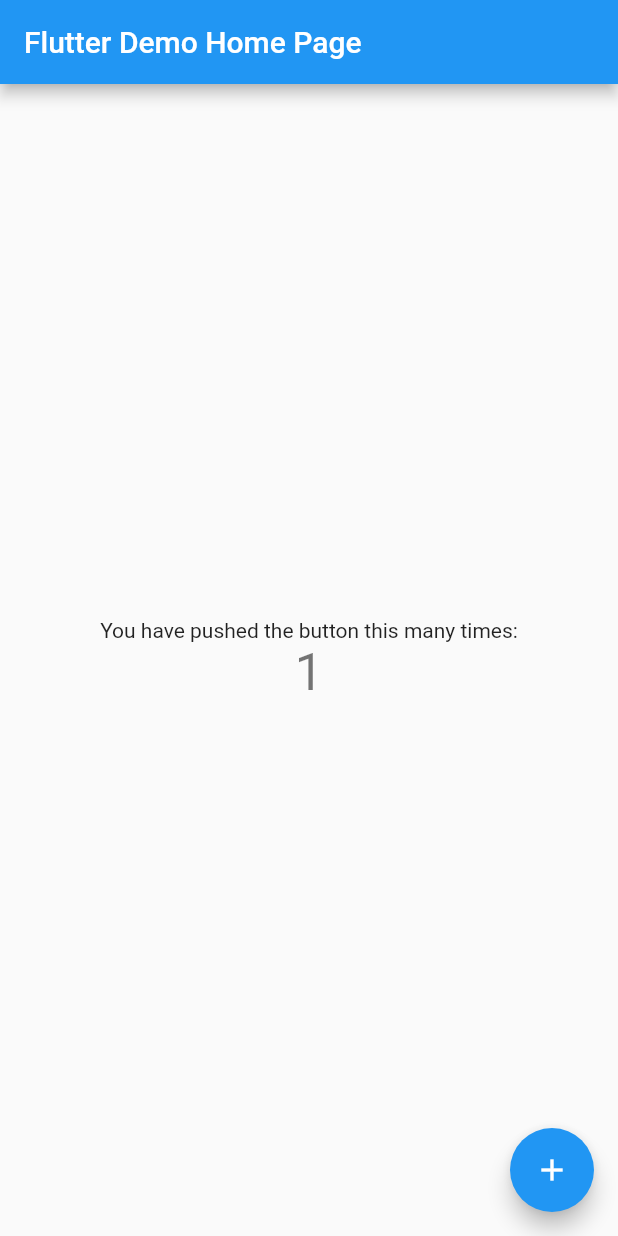
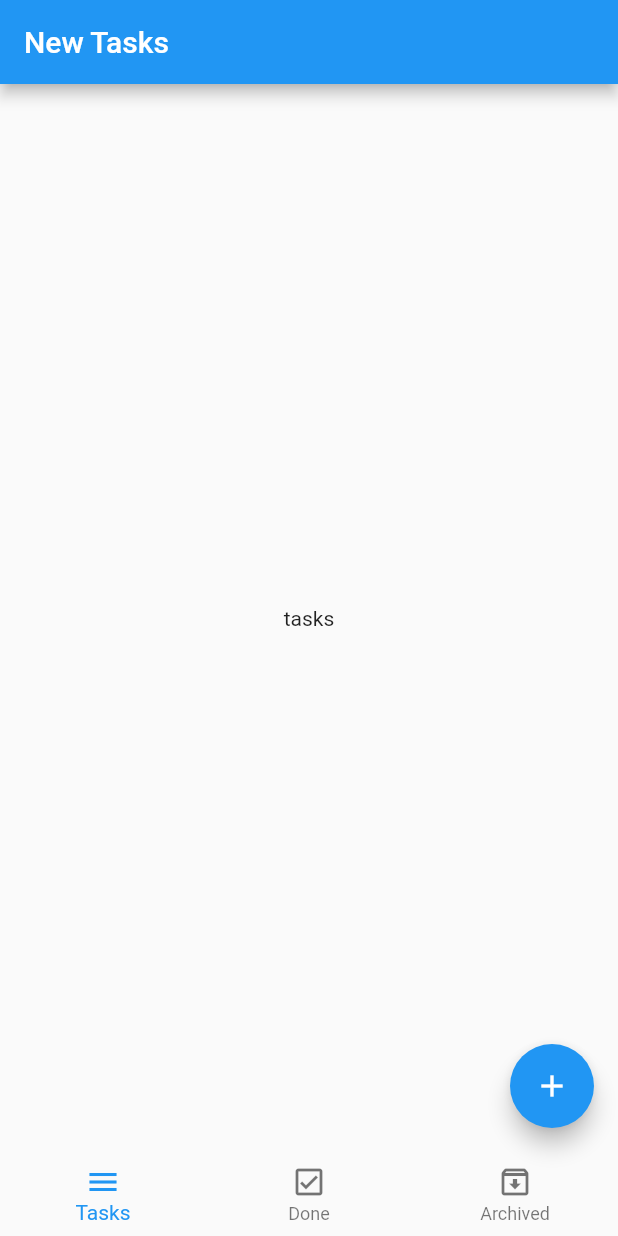
Before and after one commit to MoamenMohamed101/todo_app, a Flutter app: the screen it shows after launch, after a tap on the "add" icon, on a phone screen of 412 x 824 dp. Run offline on Flutter 3.47's test engine with Material 2 defaults, Android fonts, the phone set to English and light mode, and no system bars.

Commit message:
todo_app

```diff
--- /dev/null
+++ b/lib/layout/todo_layout.dart
@@ -0,0 +1,58 @@
+import 'package:flutter/material.dart';
+import 'package:todo_app/modules/new_tasks/new_tasks_screen.dart';
+
+import '../modules/archive_tasks/archived_tasks_screen.dart';
+import '../modules/done_tasks/done_tasks_screen.dart';
+
+class TodoLayout extends StatefulWidget {
+  const TodoLayout({Key? key}) : super(key: key);
+
+  @override
+  State<TodoLayout> createState() => _TodoLayoutState();
+}
+
+class _TodoLayoutState extends State<TodoLayout> {
+  int? currentIndex = 0;
+  List screens = [
+    const NewTasksScreen(),
+    const DoneTasksScreen(),
+    const ArchivedTasksScreen(),
+  ];
+  List<String> titles = [
+    'New Tasks',
+    'Done Tasks',
+    'Archived Tasks',
+  ];
+
+  @override
+  Widget build(BuildContext context) {
+    return Scaffold(
+      appBar: AppBar(
+        title: Text(titles[currentIndex!]),
+      ),
+      floatingActionButton: FloatingActionButton(
+        onPressed: () {},
+        child: const Icon(Icons.add),
+      ),
+      bottomNavigationBar: BottomNavigationBar(
+        onTap: (index) {
+          setState(() {
+            currentIndex = index;
+          });
+          print(currentIndex);
+        },
+        type: BottomNavigationBarType.fixed,
+        elevation: 0.0,
+        currentIndex: currentIndex!,
+        items: const [
+          BottomNavigationBarItem(icon: Icon(Icons.menu), label: 'Tasks'),
+          BottomNavigationBarItem(
+              icon: Icon(Icons.check_box_outlined), label: 'Done'),
+          BottomNavigationBarItem(
+              icon: Icon(Icons.archive_outlined), label: 'Archived'),
+        ],
+      ),
+      body: screens[currentIndex!],
+    );
+  }
+}
--- a/lib/main.dart
+++ b/lib/main.dart
@@ -1,115 +1,12 @@
+import 'package:flutter/cupertino.dart';
 import 'package:flutter/material.dart';
+import 'package:todo_app/layout/todo_layout.dart';
 
-void main() {
-  runApp(const MyApp());
+main() {
+  runApp(
+    const MaterialApp(
+      debugShowCheckedModeBanner: false,
+      home: TodoLayout(),
+    ),
+  );
 }
-
-class MyApp extends StatelessWidget {
-  const MyApp({super.key});
-
-  // This widget is the root of your application.
-  @override
-  Widget build(BuildContext context) {
-    return MaterialApp(
-      title: 'Flutter Demo',
-      theme: ThemeData(
-        // This is the theme of your application.
-        //
-        // Try running your application with "flutter run". You'll see the
-        // application has a blue toolbar. Then, without quitting the app, try
-        // changing the primarySwatch below to Colors.green and then invoke
-        // "hot reload" (press "r" in the console where you ran "flutter run",
-        // or simply save your changes to "hot reload" in a Flutter IDE).
-        // Notice that the counter didn't reset back to zero; the application
-        // is not restarted.
-        primarySwatch: Colors.blue,
-      ),
-      home: const MyHomePage(title: 'Flutter Demo Home Page'),
-    );
-  }
-}
-
-class MyHomePage extends StatefulWidget {
-  const MyHomePage({super.key, required this.title});
-
-  // This widget is the home page of your application. It is stateful, meaning
-  // that it has a State object (defined below) that contains fields that affect
-  // how it looks.
-
-  // This class is the configuration for the state. It holds the values (in this
-  // case the title) provided by the parent (in this case the App widget) and
-  // used by the build method of the State. Fields in a Widget subclass are
-  // always marked "final".
-
-  final String title;
-
-  @override
-  State<MyHomePage> createState() => _MyHomePageState();
-}
-
-class _MyHomePageState extends State<MyHomePage> {
-  int _counter = 0;
-
-  void _incrementCounter() {
-    setState(() {
-      // This call to setState tells the Flutter framework that something has
-      // changed in this State, which causes it to rerun the build method below
-      // so that the display can reflect the updated values. If we changed
-      // _counter without calling setState(), then the build method would not be
-      // called again, and so nothing would appear to happen.
-      _counter++;
-    });
-  }
-
-  @override
-  Widget build(BuildContext context) {
-    // This method is rerun every time setState is called, for instance as done
-    // by the _incrementCounter method above.
-    //
-    // The Flutter framework has been optimized to make rerunning build methods
-    // fast, so that you can just rebuild anything that needs updating rather
-    // than having to individually change instances of widgets.
-    return Scaffold(
-      appBar: AppBar(
-        // Here we take the value from the MyHomePage object that was created by
-        // the App.build method, and use it to set our appbar title.
-        title: Text(widget.title),
-      ),
-      body: Center(
-        // Center is a layout widget. It takes a single child and positions it
-        // in the middle of the parent.
-        child: Column(
-          // Column is also a layout widget. It takes a list of children and
-          // arranges them vertically. By default, it sizes itself to fit its
-          // children horizontally, and tries to be as tall as its parent.
-          //
-          // Invoke "debug painting" (press "p" in the console, choose the
-          // "Toggle Debug Paint" action from the Flutter Inspector in Android
-          // Studio, or the "Toggle Debug Paint" command in Visual Studio Code)
-          // to see the wireframe for each widget.
-          //
-          // Column has various properties to control how it sizes itself and
-          // how it positions its children. Here we use mainAxisAlignment to
-          // center the children vertically; the main axis here is the vertical
-          // axis because Columns are vertical (the cross axis would be
-          // horizontal).
-          mainAxisAlignment: MainAxisAlignment.center,
-          children: <Widget>[
-            const Text(
-              'You have pushed the button this many times:',
-            ),
-            Text(
-              '$_counter',
-              style: Theme.of(context).textTheme.headline4,
-            ),
-          ],
-        ),
-      ),
-      floatingActionButton: FloatingActionButton(
-        onPressed: _incrementCounter,
-        tooltip: 'Increment',
-        child: const Icon(Icons.add),
-      ), // This trailing comma makes auto-formatting nicer for build methods.
-    );
-  }
-}
--- /dev/null
+++ b/lib/modules/archive_tasks/archived_tasks_screen.dart
@@ -0,0 +1,13 @@
+import 'package:flutter/cupertino.dart';
+import 'package:flutter/material.dart';
+
+class ArchivedTasksScreen extends StatelessWidget {
+  const ArchivedTasksScreen({Key? key}) : super(key: key);
+
+  @override
+  Widget build(BuildContext context) {
+    return const Center(
+      child: Text('archived Tasks'),
+    );
+  }
+}
--- /dev/null
+++ b/lib/modules/done_tasks/done_tasks_screen.dart
@@ -0,0 +1,13 @@
+import 'package:flutter/cupertino.dart';
+import 'package:flutter/material.dart';
+
+class DoneTasksScreen extends StatelessWidget {
+  const DoneTasksScreen({Key? key}) : super(key: key);
+
+  @override
+  Widget build(BuildContext context) {
+    return const Center(
+      child: Text('Done Tasks'),
+    );
+  }
+}
--- /dev/null
+++ b/lib/modules/new_tasks/new_tasks_screen.dart
@@ -0,0 +1,13 @@
+import 'package:flutter/cupertino.dart';
+import 'package:flutter/material.dart';
+
+class NewTasksScreen extends StatelessWidget {
+  const NewTasksScreen({Key? key}) : super(key: key);
+
+  @override
+  Widget build(BuildContext context) {
+    return const Center(
+      child: Text('tasks'),
+    );
+  }
+}
```
